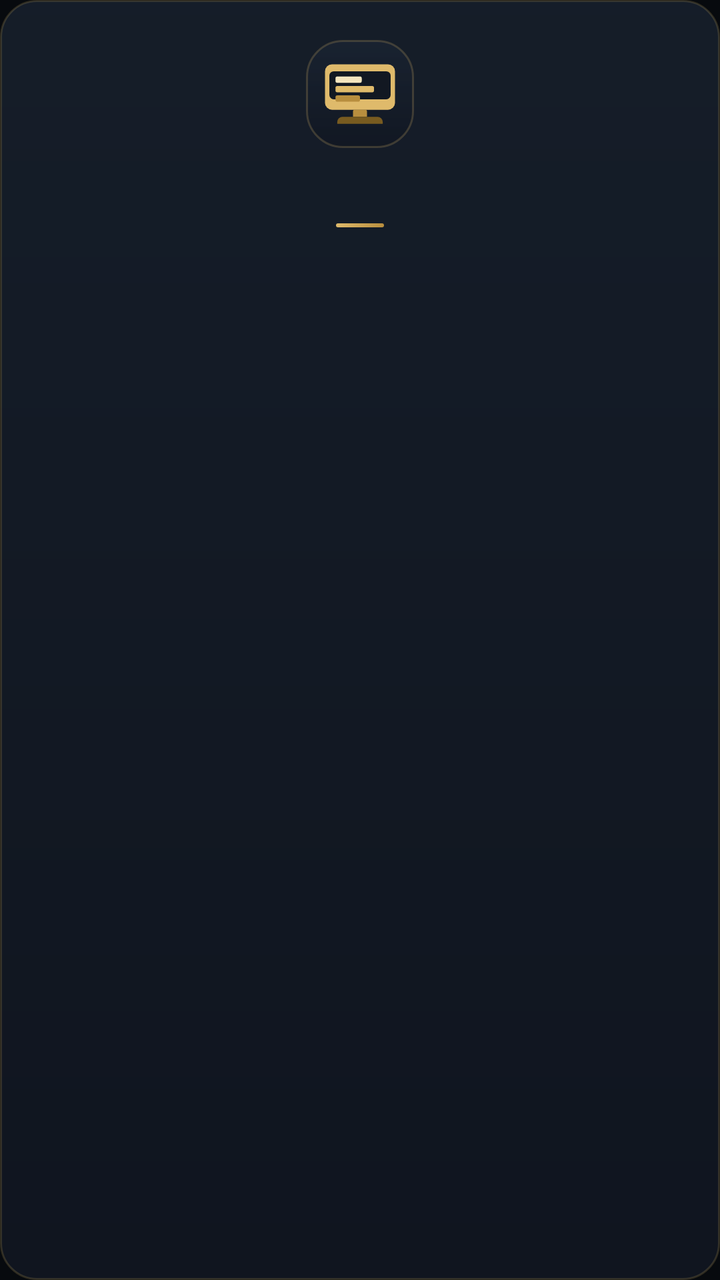
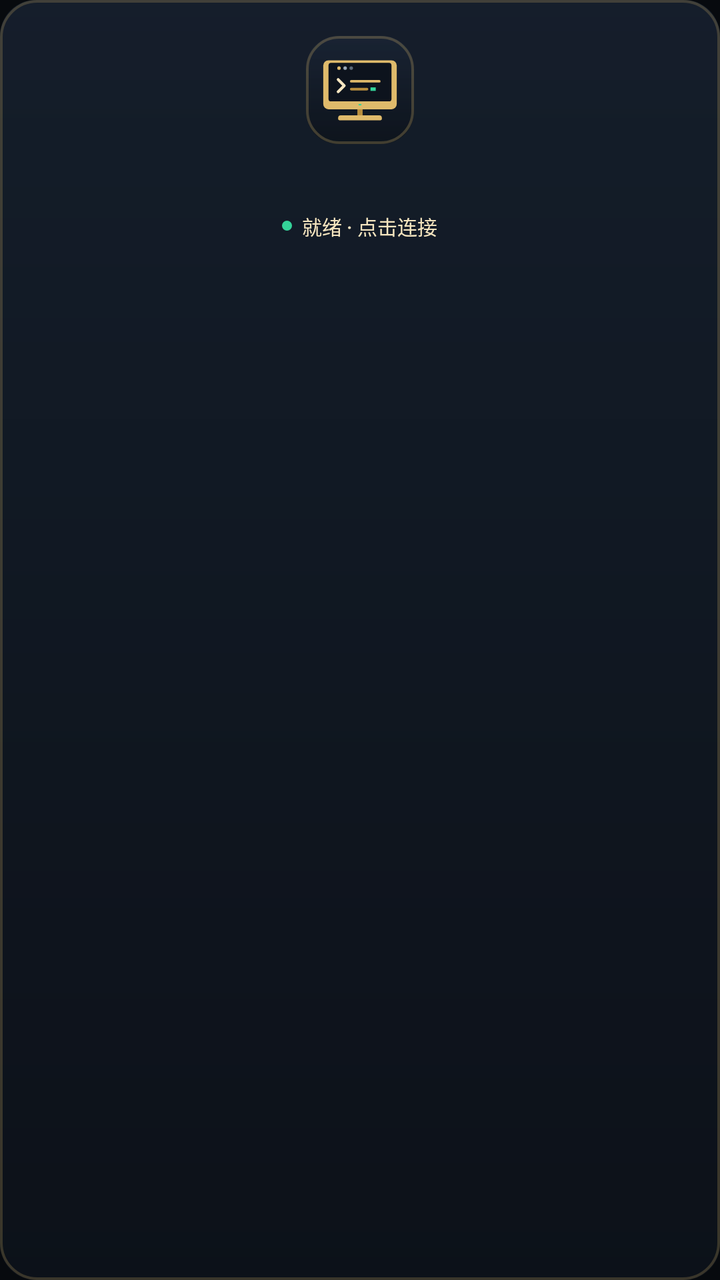

An Android layout rendered at two revisions. The XML below is the earlier revision; the diff shows what the commit changed to produce the second picture.
<!-- AndroidManifest.xml: application theme Theme.OJingJing -->
<!-- res/layout/item_connection.xml -->
<?xml version="1.0" encoding="utf-8"?>
<LinearLayout xmlns:android="http://schemas.android.com/apk/res/android"
    android:layout_width="0dp"
    android:layout_height="wrap_content"
    android:background="@drawable/bg_glass_tile"
    android:clickable="true"
    android:focusable="true"
    android:gravity="center_horizontal"
    android:orientation="vertical"
    android:paddingStart="12dp"
    android:paddingEnd="12dp"
    android:paddingTop="20dp"
    android:paddingBottom="16dp">

    
    <FrameLayout
        android:layout_width="54dp"
        android:layout_height="54dp"
        android:background="@drawable/bg_cockpit_secondary"
        android:padding="6dp">

        <ImageView
            android:id="@+id/ivIcon"
            android:layout_width="match_parent"
            android:layout_height="match_parent"
            android:contentDescription="@null"
            android:src="@drawable/ic_pc" />
    </FrameLayout>

    <TextView
        android:id="@+id/tvTitle"
        android:layout_width="match_parent"
        android:layout_height="wrap_content"
        android:layout_marginTop="12dp"
        android:ellipsize="end"
        android:gravity="center"
        android:maxLines="1"
        android:textColor="@color/ink"
        android:textSize="13sp"
        android:fontFamily="sans-serif-medium"
        android:textStyle="bold" />

    
    <View
        android:layout_width="24dp"
        android:layout_height="2dp"
        android:layout_marginTop="8dp"
        android:background="@drawable/bg_pro_pill" />
</LinearLayout>
<!-- resources referenced by this layout -->
<resources>
  <color name="ink">#F3F5F8</color>
  <!-- drawable bg_cockpit_secondary (drawable) -->
  <?xml version="1.0" encoding="utf-8"?>
  <ripple xmlns:android="http://schemas.android.com/apk/res/android"
      android:color="#25DFBA6B">
      <item android:id="@android:id/mask">
          <shape android:shape="rectangle">
              <corners android:radius="18dp" />
              <solid android:color="#FFFFFF" />
          </shape>
      </item>
      <item>
          <shape android:shape="rectangle">
              <corners android:radius="18dp" />
              <gradient
                  android:angle="270"
                  android:startColor="#B31A2433"
                  android:endColor="#D9101621"
                  android:type="linear" />
              <stroke
                  android:width="1dp"
                  android:color="#36DFBA6B" />
          </shape>
      </item>
  </ripple>
  <!-- drawable bg_glass_tile (drawable) -->
  <?xml version="1.0" encoding="utf-8"?>
  <ripple xmlns:android="http://schemas.android.com/apk/res/android"
      android:color="#20DFBA6B">
      <item>
          <shape android:shape="rectangle">
              <corners android:radius="18dp" />
              <gradient
                  android:angle="270"
                  android:startColor="#CC18222F"
                  android:endColor="#D9101621"
                  android:type="linear" />
              <stroke
                  android:width="1dp"
                  android:color="#2EDFBA6B" />
          </shape>
      </item>
  </ripple>
  <!-- drawable bg_pro_pill (drawable) -->
  <?xml version="1.0" encoding="utf-8"?>
  <shape xmlns:android="http://schemas.android.com/apk/res/android"
      android:shape="rectangle">
      <corners android:radius="6dp" />
      <gradient
          android:angle="0"
          android:startColor="#DFBA6B"
          android:endColor="#B88E3E"
          android:type="linear" />
  </shape>
  <!-- drawable ic_pc (drawable) -->
  <?xml version="1.0" encoding="utf-8"?>
  <vector xmlns:android="http://schemas.android.com/apk/res/android"
      android:width="48dp"
      android:height="48dp"
      android:viewportWidth="48"
      android:viewportHeight="48">
  
      
      <path
          android:fillColor="#DFBA6B"
          android:pathData="M8,7 h32 a4,4 0 0 1 4,4 v18 a4,4 0 0 1 -4,4 H8 a4,4 0 0 1 -4,-4 V11 a4,4 0 0 1 4,-4 z" />
  
      
      <path
          android:fillColor="#121822"
          android:pathData="M9,11 h30 a2.5,2.5 0 0 1 2.5,2.5 v11 a2.5,2.5 0 0 1 -2.5,2.5 H9 a2.5,2.5 0 0 1 -2.5,-2.5 v-11 A2.5,2.5 0 0 1 9,11 z" />
  
      
      <path
          android:fillColor="#F5E5BF"
          android:pathData="M11,14 h13 a1,1 0 0 1 1,1 v1.6 a1,1 0 0 1 -1,1 H11 a1,1 0 0 1 -1,-1 V15 a1,1 0 0 1 1,-1 z" />
      <path
          android:fillColor="#DFBA6B"
          android:pathData="M11,19.4 h20 a1,1 0 0 1 1,1 v1.6 a1,1 0 0 1 -1,1 H11 a1,1 0 0 1 -1,-1 v-1.6 a1,1 0 0 1 1,-1 z" />
      <path
          android:fillColor="#B88E3E"
          android:pathData="M11,24.8 h12 a1,1 0 0 1 1,1 v1.6 a1,1 0 0 1 -1,1 H11 a1,1 0 0 1 -1,-1 v-1.6 a1,1 0 0 1 1,-1 z" />
  
      
      <path
          android:fillColor="#B88E3E"
          android:pathData="M21,33 h6 a1,1 0 0 1 1,1 v3 h-8 v-3 a1,1 0 0 1 1,-1 z" />
      <path
          android:fillColor="#785B20"
          android:pathData="M14,37 h20 a3,3 0 0 1 3,3 v1 H11 v-1 a3,3 0 0 1 3,-3 z" />
  </vector>
  <color name="gold_primary">#DFBA6B</color>
  <color name="ink_dark">#10151C</color>
  <color name="gold_deep">#785B20</color>
  <color name="gold_light">#F5E5BF</color>
  <color name="screen_bottom">#070A0E</color>
  <color name="surface">#131922</color>
  <color name="hint">#5C6978</color>
  <!-- unchanged entries left out for length: 1 -->
</resources>

<!-- the commit's change to res/layout/item_connection.xml (unified diff, before → after) -->
@@ -9,14 +9,14 @@
     android:orientation="vertical"
     android:paddingStart="12dp"
     android:paddingEnd="12dp"
-    android:paddingTop="20dp"
+    android:paddingTop="18dp"
     android:paddingBottom="16dp">
 
     
     <FrameLayout
         android:layout_width="54dp"
         android:layout_height="54dp"
-        android:background="@drawable/bg_cockpit_secondary"
+        android:background="@drawable/bg_btn_glass"
         android:padding="6dp">
 
         <ImageView
@@ -31,19 +31,37 @@
         android:id="@+id/tvTitle"
         android:layout_width="match_parent"
         android:layout_height="wrap_content"
-        android:layout_marginTop="12dp"
+        android:layout_marginTop="10dp"
         android:ellipsize="end"
         android:gravity="center"
         android:maxLines="1"
+        android:singleLine="true"
         android:textColor="@color/ink"
         android:textSize="13sp"
         android:fontFamily="sans-serif-medium"
         android:textStyle="bold" />
 
     
-    <View
-        android:layout_width="24dp"
-        android:layout_height="2dp"
-        android:layout_marginTop="8dp"
-        android:background="@drawable/bg_pro_pill" />
+    <LinearLayout
+        android:layout_width="wrap_content"
+        android:layout_height="wrap_content"
+        android:layout_marginTop="6dp"
+        android:gravity="center_vertical"
+        android:orientation="horizontal">
+
+        <View
+            android:layout_width="5dp"
+            android:layout_height="5dp"
+            android:background="@drawable/bg_pro_pill"
+            android:backgroundTint="@color/status_green" />
+
+        <TextView
+            android:layout_width="wrap_content"
+            android:layout_height="wrap_content"
+            android:layout_marginStart="5dp"
+            android:fontFamily="sans-serif-medium"
+            android:text="就绪 · 点击连接"
+            android:textColor="@color/gold_light"
+            android:textSize="10sp" />
+    </LinearLayout>
 </LinearLayout>
<!-- resource entries referenced after the edit -->
@@ -1,10 +1,47 @@
 <!-- resources referenced by this layout -->
 <resources>
   <color name="ink">#F3F5F8</color>
-  <!-- drawable bg_cockpit_secondary (drawable) -->
+  <color name="status_green">#34D399</color>
+  <!-- drawable bg_btn_glass (drawable) -->
   <?xml version="1.0" encoding="utf-8"?>
   <ripple xmlns:android="http://schemas.android.com/apk/res/android"
-      android:color="#25DFBA6B">
+      android:color="#33DFBA6B">
+      <item android:id="@android:id/mask">
+          <shape android:shape="rectangle">
+              <corners android:radius="16dp" />
+              <solid android:color="#FFFFFF" />
+          </shape>
+      </item>
+      <item>
+          <layer-list>
+              
+              <item>
+                  <shape android:shape="rectangle">
+                      <corners android:radius="16dp" />
+                      <gradient
+                          android:angle="270"
+                          android:startColor="#B31A2536"
+                          android:centerColor="#C7121A26"
+                          android:endColor="#D90C121A"
+                          android:type="linear" />
+                  </shape>
+              </item>
+              
+              <item>
+                  <shape android:shape="rectangle">
+                      <corners android:radius="16dp" />
+                      <stroke
+                          android:width="1.2dp"
+                          android:color="#40DFBA6B" />
+                  </shape>
+              </item>
+          </layer-list>
+      </item>
+  </ripple>
+  <!-- drawable bg_glass_tile (drawable) -->
+  <?xml version="1.0" encoding="utf-8"?>
+  <ripple xmlns:android="http://schemas.android.com/apk/res/android"
+      android:color="#33DFBA6B">
       <item android:id="@android:id/mask">
           <shape android:shape="rectangle">
               <corners android:radius="18dp" />
@@ -12,35 +49,27 @@
           </shape>
       </item>
       <item>
-          <shape android:shape="rectangle">
-              <corners android:radius="18dp" />
-              <gradient
-                  android:angle="270"
-                  android:startColor="#B31A2433"
-                  android:endColor="#D9101621"
-                  android:type="linear" />
-              <stroke
-                  android:width="1dp"
-                  android:color="#36DFBA6B" />
-          </shape>
-      </item>
-  </ripple>
-  <!-- drawable bg_glass_tile (drawable) -->
-  <?xml version="1.0" encoding="utf-8"?>
-  <ripple xmlns:android="http://schemas.android.com/apk/res/android"
-      android:color="#20DFBA6B">
-      <item>
-          <shape android:shape="rectangle">
-              <corners android:radius="18dp" />
-              <gradient
-                  android:angle="270"
-                  android:startColor="#CC18222F"
-                  android:endColor="#D9101621"
-                  android:type="linear" />
-              <stroke
-                  android:width="1dp"
-                  android:color="#2EDFBA6B" />
-          </shape>
+          <layer-list>
+              <item>
+                  <shape android:shape="rectangle">
+                      <corners android:radius="18dp" />
+                      <gradient
+                          android:angle="270"
+                          android:startColor="#B31A2636"
+                          android:centerColor="#C7121A26"
+                          android:endColor="#D90C121A"
+                          android:type="linear" />
+                  </shape>
+              </item>
+              <item>
+                  <shape android:shape="rectangle">
+                      <corners android:radius="18dp" />
+                      <stroke
+                          android:width="1.2dp"
+                          android:color="#38DFBA6B" />
+                  </shape>
+              </item>
+          </layer-list>
       </item>
   </ripple>
   <!-- drawable bg_pro_pill (drawable) -->
@@ -54,43 +83,7 @@
           android:endColor="#B88E3E"
           android:type="linear" />
   </shape>
-  <!-- drawable ic_pc (drawable) -->
-  <?xml version="1.0" encoding="utf-8"?>
-  <vector xmlns:android="http://schemas.android.com/apk/res/android"
-      android:width="48dp"
-      android:height="48dp"
-      android:viewportWidth="48"
-      android:viewportHeight="48">
-  
-      
-      <path
-          android:fillColor="#DFBA6B"
-          android:pathData="M8,7 h32 a4,4 0 0 1 4,4 v18 a4,4 0 0 1 -4,4 H8 a4,4 0 0 1 -4,-4 V11 a4,4 0 0 1 4,-4 z" />
-  
-      
-      <path
-          android:fillColor="#121822"
-          android:pathData="M9,11 h30 a2.5,2.5 0 0 1 2.5,2.5 v11 a2.5,2.5 0 0 1 -2.5,2.5 H9 a2.5,2.5 0 0 1 -2.5,-2.5 v-11 A2.5,2.5 0 0 1 9,11 z" />
-  
-      
-      <path
-          android:fillColor="#F5E5BF"
-          android:pathData="M11,14 h13 a1,1 0 0 1 1,1 v1.6 a1,1 0 0 1 -1,1 H11 a1,1 0 0 1 -1,-1 V15 a1,1 0 0 1 1,-1 z" />
-      <path
-          android:fillColor="#DFBA6B"
-          android:pathData="M11,19.4 h20 a1,1 0 0 1 1,1 v1.6 a1,1 0 0 1 -1,1 H11 a1,1 0 0 1 -1,-1 v-1.6 a1,1 0 0 1 1,-1 z" />
-      <path
-          android:fillColor="#B88E3E"
-          android:pathData="M11,24.8 h12 a1,1 0 0 1 1,1 v1.6 a1,1 0 0 1 -1,1 H11 a1,1 0 0 1 -1,-1 v-1.6 a1,1 0 0 1 1,-1 z" />
-  
-      
-      <path
-          android:fillColor="#B88E3E"
-          android:pathData="M21,33 h6 a1,1 0 0 1 1,1 v3 h-8 v-3 a1,1 0 0 1 1,-1 z" />
-      <path
-          android:fillColor="#785B20"
-          android:pathData="M14,37 h20 a3,3 0 0 1 3,3 v1 H11 v-1 a3,3 0 0 1 3,-3 z" />
-  </vector>
+  <!-- drawable ic_pc: vector/xml drawable (drawable, 2051 chars, omitted) -->
   <color name="gold_primary">#DFBA6B</color>
   <color name="ink_dark">#10151C</color>
   <color name="gold_deep">#785B20</color>
